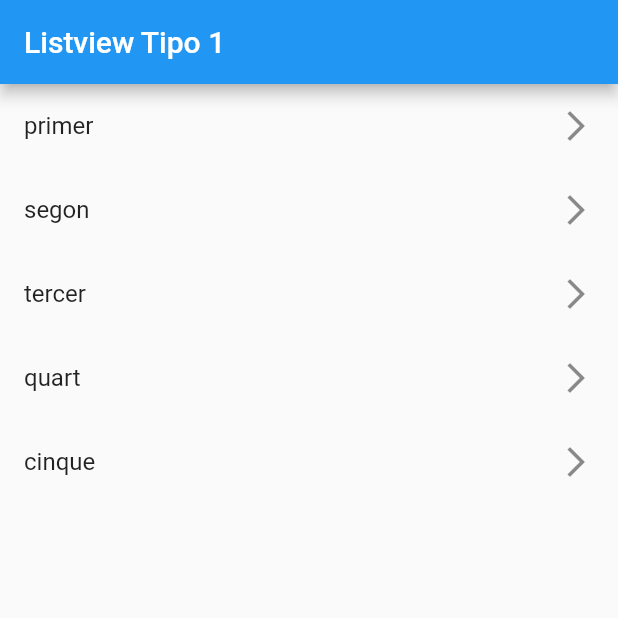
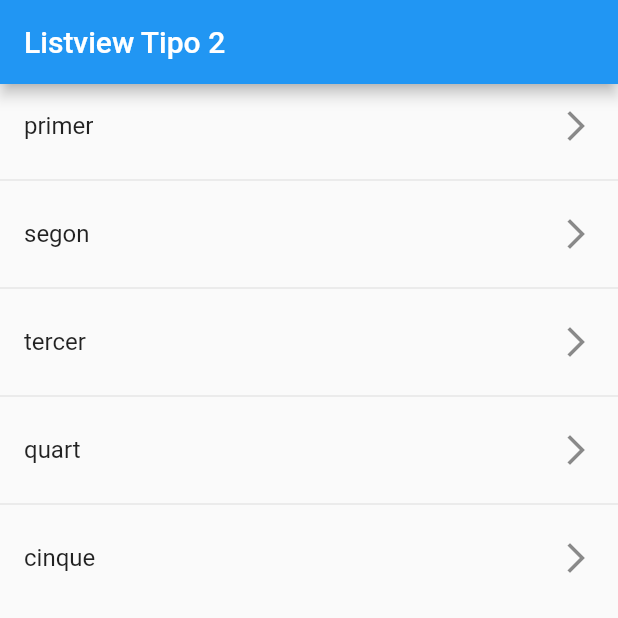
Before and after one commit to sitnesTIC/flutter_applications, a Flutter app: the screen it shows after launch, on a phone screen of 412 x 824 dp, the top half of it. Run offline on Flutter 3.47's test engine with Material 2 defaults, Android fonts, the phone set to English and light mode, and no system bars.

Commit message:
Listview: Builder y Separated

```diff
--- a/lib/main.dart
+++ b/lib/main.dart
@@ -1,6 +1,7 @@
 import 'package:flutter/material.dart';
 // -> GS
-import 'package:flutter_applications/screens/listview1_screen.dart';
+// import 'package:flutter_applications/screens/listview1_screen.dart';
+import 'package:flutter_applications/screens/listview2_screen.dart';
 // <- GS
 
 void main() => runApp(const MyApp());
@@ -13,6 +14,6 @@ class MyApp extends StatelessWidget {
     return const MaterialApp(
         debugShowCheckedModeBanner: true,
         title: 'Components App',
-        home: Listview1Screen());
+        home: Listview2Screen());
   }
 }
--- a/lib/screens/listview1_screen.dart
+++ b/lib/screens/listview1_screen.dart
@@ -20,9 +20,6 @@ class Listview1Screen extends StatelessWidget {
                 ),
               )
               .toList(),
-          // ListTile(
-          //   title: Text('text'),
-          // ),
         ],
       ),
     );
--- /dev/null
+++ b/lib/screens/listview2_screen.dart
@@ -0,0 +1,22 @@
+import 'package:flutter/material.dart';
+
+class Listview2Screen extends StatelessWidget {
+  final options = const ['primer', 'segon', 'tercer', 'quart', 'cinque'];
+  const Listview2Screen({Key? key}) : super(key: key);
+
+  @override
+  Widget build(BuildContext context) {
+    return Scaffold(
+        appBar: AppBar(
+          title: const Text('Listview Tipo 2'),
+        ),
+        body: ListView.separated(
+          itemCount: options.length,
+          itemBuilder: (context, index) => ListTile(
+            trailing: const Icon(Icons.arrow_forward_ios),
+            title: Text(options[index]),
+          ),
+          separatorBuilder: (_, __) => const Divider(),
+        ));
+  }
+}
```
